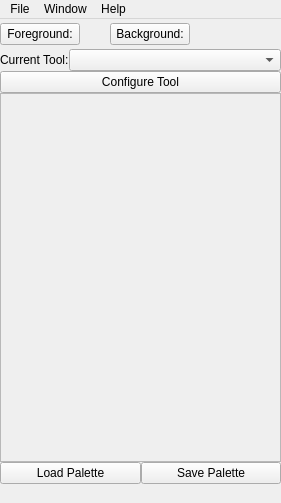
Qt form designer/BeeMasterUI.ui (skitzycat/beedraw) before a commit.
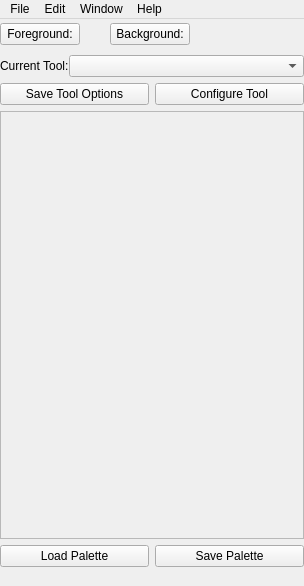
The same form after that commit.

Commit message: added in config files for the tools and for bee draw options

The edit to the form file:
```diff
--- a/designer/BeeMasterUI.ui
+++ b/designer/BeeMasterUI.ui
@@ -11,8 +11,8 @@
    <rect>
     <x>0</x>
     <y>0</y>
-    <width>281</width>
-    <height>503</height>
+    <width>304</width>
+    <height>586</height>
    </rect>
   </property>
   <property name="sizePolicy" >
@@ -38,9 +38,6 @@
     </sizepolicy>
    </property>
    <layout class="QVBoxLayout" >
-    <property name="spacing" >
-     <number>0</number>
-    </property>
     <property name="leftMargin" >
      <number>0</number>
     </property>
@@ -138,11 +135,34 @@
      </layout>
     </item>
     <item>
-     <widget class="QPushButton" name="tooloptionsbutton" >
-      <property name="text" >
-       <string>Configure Tool</string>
+     <layout class="QHBoxLayout" >
+      <property name="leftMargin" >
+       <number>0</number>
       </property>
-     </widget>
+      <property name="topMargin" >
+       <number>0</number>
+      </property>
+      <property name="rightMargin" >
+       <number>0</number>
+      </property>
+      <property name="bottomMargin" >
+       <number>0</number>
+      </property>
+      <item>
+       <widget class="QPushButton" name="saveToolOptionsButton" >
+        <property name="text" >
+         <string>Save Tool Options</string>
+        </property>
+       </widget>
+      </item>
+      <item>
+       <widget class="QPushButton" name="tooloptionsbutton" >
+        <property name="text" >
+         <string>Configure Tool</string>
+        </property>
+       </widget>
+      </item>
+     </layout>
     </item>
     <item>
      <widget class="QFrame" name="swatch_frame" >
@@ -185,7 +205,7 @@
     <rect>
      <x>0</x>
      <y>0</y>
-     <width>281</width>
+     <width>304</width>
      <height>35</height>
     </rect>
    </property>
@@ -211,7 +231,14 @@
     </property>
     <addaction name="actionLayers" />
    </widget>
+   <widget class="QMenu" name="menuEdit_2" >
+    <property name="title" >
+     <string>Edit</string>
+    </property>
+    <addaction name="action_Edit_Configure" />
+   </widget>
    <addaction name="menuMain_Window" />
+   <addaction name="menuEdit_2" />
    <addaction name="menuWindow" />
    <addaction name="menuEdit" />
   </widget>
```
Left out of the diff: 8 changed lines with no effect on the pictures. The commit also changes 7 other files.
